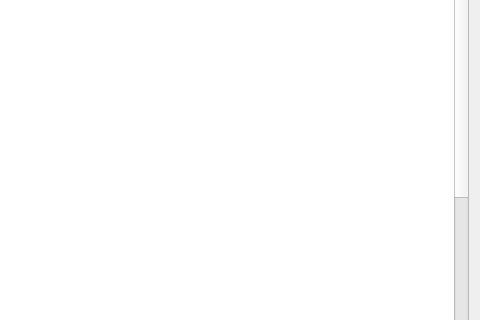
Qt form about.ui (nie11kun/HorizonJuicerCreator) before a commit; both pictures show x 820 to 1300 and y 130 to 450 of the 1300 by 689 pixel window.
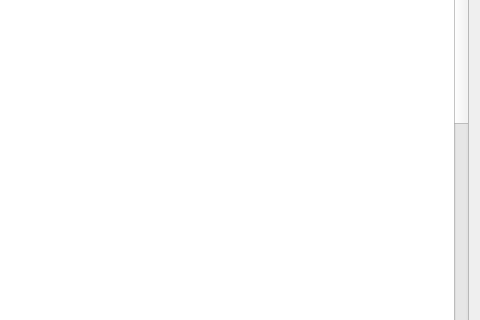
The same form after that commit.

Patch:
```diff
--- a/about.ui
+++ b/about.ui
@@ -81,7 +81,7 @@
 &lt;p style=&quot; margin-top:0px; margin-bottom:0px; margin-left:0px; margin-right:0px; -qt-block-indent:0; text-indent:0px;&quot;&gt;&lt;span style=&quot; font-family:'MS Shell Dlg 2'; font-size:13pt;&quot;&gt;  -若在线帮助hlp进行了修改，需删除`siemens\sinumerik\sys_cache\hmi\`目录下hlp文件夹，重启HMI&lt;/span&gt;&lt;/p&gt;
 &lt;p style=&quot; margin-top:0px; margin-bottom:0px; margin-left:0px; margin-right:0px; -qt-block-indent:0; text-indent:0px;&quot;&gt;&lt;span style=&quot; font-family:'MS Shell Dlg 2'; font-size:13pt;&quot;&gt;  -新版本系统默认 vnc 功能没有初始化密码无法访问，需要将 `sinumerikvnc.ini` 文件放入 `user/system/etc` 文件夹内，重启系统即可&lt;/span&gt;&lt;/p&gt;
 &lt;p style=&quot;-qt-paragraph-type:empty; margin-top:0px; margin-bottom:0px; margin-left:0px; margin-right:0px; -qt-block-indent:0; text-indent:0px; font-family:'MS Shell Dlg 2'; font-size:13pt;&quot;&gt;&lt;br /&gt;&lt;/p&gt;
-&lt;p style=&quot; margin-top:0px; margin-bottom:0px; margin-left:0px; margin-right:0px; -qt-block-indent:0; text-indent:0px;&quot;&gt;&lt;span style=&quot; font-family:'MS Shell Dlg 2'; font-size:13pt;&quot;&gt;隐藏功能激活：&lt;/span&gt;&lt;/p&gt;
+&lt;p style=&quot; margin-top:0px; margin-bottom:0px; margin-left:0px; margin-right:0px; -qt-block-indent:0; text-indent:0px;&quot;&gt;&lt;span style=&quot; font-family:'MS Shell Dlg 2'; font-size:13pt;&quot;&gt;隐藏功能激活：(需在变量表手动修改)&lt;/span&gt;&lt;/p&gt;
 &lt;p style=&quot; margin-top:0px; margin-bottom:0px; margin-left:0px; margin-right:0px; -qt-block-indent:0; text-indent:0px;&quot;&gt;&lt;span style=&quot; font-family:'MS Shell Dlg 2'; font-size:13pt;&quot;&gt;  -通用齿形模块：变量表修改DRESSER[114]=1&lt;/span&gt;&lt;/p&gt;
 &lt;p style=&quot; margin-top:0px; margin-bottom:0px; margin-left:0px; margin-right:0px; -qt-block-indent:0; text-indent:0px;&quot;&gt;&lt;span style=&quot; font-family:'MS Shell Dlg 2'; font-size:13pt;&quot;&gt;  -通用齿形模块齿形右侧高低微调: 变量表修改INI[87], 需要调整接触角但不想改圆弧时可微调此处&lt;/span&gt;&lt;/p&gt;
 &lt;p style=&quot; margin-top:0px; margin-bottom:0px; margin-left:0px; margin-right:0px; -qt-block-indent:0; text-indent:0px;&quot;&gt;&lt;span style=&quot; font-family:'MS Shell Dlg 2'; font-size:13pt;&quot;&gt;  -界面头数修整参数显示：变量表修改WORK[4]=1&lt;/span&gt;&lt;/p&gt;
@@ -94,11 +94,10 @@
 &lt;p style=&quot; margin-top:0px; margin-bottom:0px; margin-left:0px; margin-right:0px; -qt-block-indent:0; text-indent:0px;&quot;&gt;&lt;span style=&quot; font-family:'MS Shell Dlg 2'; font-size:13pt;&quot;&gt;  -修整轮反向旋转：变量表修改INI[155]=1&lt;/span&gt;&lt;/p&gt;
 &lt;p style=&quot; margin-top:0px; margin-bottom:0px; margin-left:0px; margin-right:0px; -qt-block-indent:0; text-indent:0px;&quot;&gt;&lt;span style=&quot; font-family:'MS Shell Dlg 2'; font-size:13pt;&quot;&gt;  -自动对刀测头伸出缩回没有检测开关：变量表修改INI[157]=1&lt;/span&gt;&lt;/p&gt;
 &lt;p style=&quot; margin-top:0px; margin-bottom:0px; margin-left:0px; margin-right:0px; -qt-block-indent:0; text-indent:0px;&quot;&gt;&lt;span style=&quot; font-family:'MS Shell Dlg 2'; font-size:13pt;&quot;&gt;  -转完A轴不关闭液压：变量表修改INI[158]=1&lt;/span&gt;&lt;/p&gt;
-&lt;p style=&quot; margin-top:0px; margin-bottom:0px; margin-left:0px; margin-right:0px; -qt-block-indent:0; text-indent:0px;&quot;&gt;&lt;span style=&quot; font-family:'MS Shell Dlg 2'; font-size:13pt;&quot;&gt;  -使用外部齿形程序：变量表修改DRESSER[139]=1   程序名写入变量表：SHAPE_EXTERNAL&lt;/span&gt;&lt;/p&gt;
-&lt;p style=&quot; margin-top:0px; margin-bottom:0px; margin-left:0px; margin-right:0px; -qt-block-indent:0; text-indent:0px;&quot;&gt;&lt;span style=&quot; font-family:'MS Shell Dlg 2'; font-size:13pt;&quot;&gt;  -C轴设置为主轴模式：变量表修改INI[130]=1  影响环形槽加工指令: DO MOV -&amp;gt; M3&lt;/span&gt;&lt;/p&gt;
+&lt;p style=&quot; margin-top:0px; margin-bottom:0px; margin-left:0px; margin-right:0px; -qt-block-indent:0; text-indent:0px;&quot;&gt;&lt;span style=&quot; font-family:'MS Shell Dlg 2'; font-size:13pt;&quot;&gt;  -使用外部齿形程序：变量表修改DRESSER[139]=1 程序名写入变量表：SHAPE_EXTERNAL&lt;/span&gt;&lt;/p&gt;
+&lt;p style=&quot; margin-top:0px; margin-bottom:0px; margin-left:0px; margin-right:0px; -qt-block-indent:0; text-indent:0px;&quot;&gt;&lt;span style=&quot; font-family:'MS Shell Dlg 2'; font-size:13pt;&quot;&gt;  -C轴设置为主轴模式：变量表修改INI[130]=1 影响环形槽加工指令: DO MOV -&amp;gt; M3&lt;/span&gt;&lt;/p&gt;
 &lt;p style=&quot; margin-top:0px; margin-bottom:0px; margin-left:0px; margin-right:0px; -qt-block-indent:0; text-indent:0px;&quot;&gt;&lt;span style=&quot; font-family:'MS Shell Dlg 2'; font-size:13pt;&quot;&gt;  -磨削中心只磨内磨时结束不返回外磨Z安全位置：变量表修改PROCESS[118]=1&lt;/span&gt;&lt;/p&gt;
-&lt;p style=&quot; margin-top:0px; margin-bottom:0px; margin-left:0px; margin-right:0px; -qt-block-indent:0; text-indent:0px;&quot;&gt;&lt;span style=&quot; font-family:'MS Shell Dlg 2'; font-size:13pt;&quot;&gt;  -内螺纹螺距变换界面开启：变量表修改TOOL_SET[61]=1 (磨削界面显示)&lt;/span&gt;&lt;/p&gt;
-&lt;p style=&quot; margin-top:0px; margin-bottom:0px; margin-left:0px; margin-right:0px; -qt-block-indent:0; text-indent:0px;&quot;&gt;&lt;span style=&quot; font-family:'MS Shell Dlg 2'; font-size:13pt;&quot;&gt;  -内螺纹自动对刀测头测量位置(1工件后/-1工件前) B_MACHINE_INI 修改 TOOL_SET[43]&lt;/span&gt;&lt;/p&gt;
+&lt;p style=&quot; margin-top:0px; margin-bottom:0px; margin-left:0px; margin-right:0px; -qt-block-indent:0; text-indent:0px;&quot;&gt;&lt;span style=&quot; font-family:'MS Shell Dlg 2'; font-size:13pt;&quot;&gt;  -螺距变换界面开启：变量表修改TOOL_SET[61]=1 (磨削界面显示)&lt;/span&gt;&lt;/p&gt;
 &lt;p style=&quot; margin-top:0px; margin-bottom:0px; margin-left:0px; margin-right:0px; -qt-block-indent:0; text-indent:0px;&quot;&gt;&lt;span style=&quot; font-family:'MS Shell Dlg 2'; font-size:13pt;&quot;&gt;  -磨削中心外圆/端面加工时头架旋转方向 变量表修改TECHNOLOGY[230] (0正转/1反转)&lt;/span&gt;&lt;/p&gt;
 &lt;p style=&quot; margin-top:0px; margin-bottom:0px; margin-left:0px; margin-right:0px; -qt-block-indent:0; text-indent:0px;&quot;&gt;&lt;span style=&quot; font-family:'MS Shell Dlg 2'; font-size:13pt;&quot;&gt;  -磨削中心外磨修整器是否液压控制 变量表修改PROCESS[50] (0否1是)&lt;/span&gt;&lt;/p&gt;
 &lt;p style=&quot; margin-top:0px; margin-bottom:0px; margin-left:0px; margin-right:0px; -qt-block-indent:0; text-indent:0px;&quot;&gt;&lt;span style=&quot; font-family:'MS Shell Dlg 2'; font-size:13pt;&quot;&gt;  -磨削中心是否有自动门 变量表修改PROCESS[52] (0否1是)&lt;/span&gt;&lt;/p&gt;
@@ -107,7 +106,29 @@
 &lt;p style=&quot; margin-top:0px; margin-bottom:0px; margin-left:0px; margin-right:0px; -qt-block-indent:0; text-indent:0px;&quot;&gt;&lt;span style=&quot; font-family:'MS Shell Dlg 2'; font-size:13pt;&quot;&gt;  -自动对刀测量是否二次慢速检测(0否1是) 变量表修改INI[159]=1&lt;/span&gt;&lt;/p&gt;
 &lt;p style=&quot; margin-top:0px; margin-bottom:0px; margin-left:0px; margin-right:0px; -qt-block-indent:0; text-indent:0px;&quot;&gt;&lt;span style=&quot; font-family:'MS Shell Dlg 2'; font-size:13pt;&quot;&gt;  -内螺纹反向孔倒角界面开启：变量表修改INI[21]=1 (磨削界面显示)&lt;/span&gt;&lt;/p&gt;
 &lt;p style=&quot; margin-top:0px; margin-bottom:0px; margin-left:0px; margin-right:0px; -qt-block-indent:0; text-indent:0px;&quot;&gt;&lt;span style=&quot; font-family:'MS Shell Dlg 2'; font-size:13pt;&quot;&gt;  -跳过修整中每20次重新运行砂轮转速子程序：变量表修改INI[111]=1&lt;/span&gt;&lt;/p&gt;
-&lt;p style=&quot; margin-top:0px; margin-bottom:0px; margin-left:0px; margin-right:0px; -qt-block-indent:0; text-indent:0px;&quot;&gt;&lt;span style=&quot; font-family:'MS Shell Dlg 2'; font-size:13pt;&quot;&gt;  -内螺纹螺旋退出方式(0退到中心/1后退固定距离)：变量表修改TECHNOLOGY[234] (需先切换到螺旋退出)&lt;/span&gt;&lt;/p&gt;&lt;/body&gt;&lt;/html&gt;</string>
+&lt;p style=&quot; margin-top:0px; margin-bottom:0px; margin-left:0px; margin-right:0px; -qt-block-indent:0; text-indent:0px;&quot;&gt;&lt;span style=&quot; font-family:'MS Shell Dlg 2'; font-size:13pt;&quot;&gt;  -内螺纹螺旋退出方式(0退到中心/1后退固定距离)：变量表修改TECHNOLOGY[234] (需先切换到螺旋退出)&lt;/span&gt;&lt;/p&gt;
+&lt;p style=&quot;-qt-paragraph-type:empty; margin-top:0px; margin-bottom:0px; margin-left:0px; margin-right:0px; -qt-block-indent:0; text-indent:0px; font-family:'MS Shell Dlg 2'; font-size:13pt;&quot;&gt;&lt;br /&gt;&lt;/p&gt;
+&lt;p style=&quot; margin-top:0px; margin-bottom:0px; margin-left:0px; margin-right:0px; -qt-block-indent:0; text-indent:0px;&quot;&gt;&lt;span style=&quot; font-family:'MS Shell Dlg 2'; font-size:13pt;&quot;&gt;B_MACHINE_INI 定义隐藏功能：&lt;/span&gt;&lt;/p&gt;
+&lt;p style=&quot; margin-top:0px; margin-bottom:0px; margin-left:0px; margin-right:0px; -qt-block-indent:0; text-indent:0px;&quot;&gt;&lt;span style=&quot; font-family:'MS Shell Dlg 2'; font-size:13pt;&quot;&gt;  -INI[16]--螺旋升角使能(0没有/1有)&lt;/span&gt;&lt;/p&gt;
+&lt;p style=&quot; margin-top:0px; margin-bottom:0px; margin-left:0px; margin-right:0px; -qt-block-indent:0; text-indent:0px;&quot;&gt;&lt;span style=&quot; font-family:'MS Shell Dlg 2'; font-size:13pt;&quot;&gt;  -INI[36]--砂轮类型选择(0模拟量/1伺服/2异步电机)&lt;/span&gt;&lt;/p&gt;
+&lt;p style=&quot; margin-top:0px; margin-bottom:0px; margin-left:0px; margin-right:0px; -qt-block-indent:0; text-indent:0px;&quot;&gt;&lt;span style=&quot; font-family:'MS Shell Dlg 2'; font-size:13pt;&quot;&gt;  -INI[37]--修整轮类型选择(0模拟量/1伺服2异步电机)&lt;/span&gt;&lt;/p&gt;
+&lt;p style=&quot; margin-top:0px; margin-bottom:0px; margin-left:0px; margin-right:0px; -qt-block-indent:0; text-indent:0px;&quot;&gt;&lt;span style=&quot; font-family:'MS Shell Dlg 2'; font-size:13pt;&quot;&gt;  -INI[69]--是否有自动对刀(0没有/1有)&lt;/span&gt;&lt;/p&gt;
+&lt;p style=&quot; margin-top:0px; margin-bottom:0px; margin-left:0px; margin-right:0px; -qt-block-indent:0; text-indent:0px;&quot;&gt;&lt;span style=&quot; font-family:'MS Shell Dlg 2'; font-size:13pt;&quot;&gt;  -INI[70]--是否有自动门(0没有/1有)&lt;/span&gt;&lt;/p&gt;
+&lt;p style=&quot; margin-top:0px; margin-bottom:0px; margin-left:0px; margin-right:0px; -qt-block-indent:0; text-indent:0px;&quot;&gt;&lt;span style=&quot; font-family:'MS Shell Dlg 2'; font-size:13pt;&quot;&gt;  -INI[78]--有无二次对刀(0没有/1有)&lt;/span&gt;&lt;/p&gt;
+&lt;p style=&quot; margin-top:0px; margin-bottom:0px; margin-left:0px; margin-right:0px; -qt-block-indent:0; text-indent:0px;&quot;&gt;&lt;span style=&quot; font-family:'MS Shell Dlg 2'; font-size:13pt;&quot;&gt;  -INI[79]--程序结束砂轮是否停止(0停/1不停)&lt;/span&gt;&lt;/p&gt;
+&lt;p style=&quot; margin-top:0px; margin-bottom:0px; margin-left:0px; margin-right:0px; -qt-block-indent:0; text-indent:0px;&quot;&gt;&lt;span style=&quot; font-family:'MS Shell Dlg 2'; font-size:13pt;&quot;&gt;  -INI[90]--自动对刀后是否直接磨削(0否1是)&lt;/span&gt;&lt;/p&gt;
+&lt;p style=&quot; margin-top:0px; margin-bottom:0px; margin-left:0px; margin-right:0px; -qt-block-indent:0; text-indent:0px;&quot;&gt;&lt;span style=&quot; font-family:'MS Shell Dlg 2'; font-size:13pt;&quot;&gt;  -INI[88]--新砂轮插补修整模式(0抬齿高/1偏半个砂轮宽度)&lt;/span&gt;&lt;/p&gt;
+&lt;p style=&quot; margin-top:0px; margin-bottom:0px; margin-left:0px; margin-right:0px; -qt-block-indent:0; text-indent:0px;&quot;&gt;&lt;span style=&quot; font-family:'MS Shell Dlg 2'; font-size:13pt;&quot;&gt;  -INI[109]--对刀模式(zc插补0/静止对刀1)&lt;/span&gt;&lt;/p&gt;
+&lt;p style=&quot; margin-top:0px; margin-bottom:0px; margin-left:0px; margin-right:0px; -qt-block-indent:0; text-indent:0px;&quot;&gt;&lt;span style=&quot; font-family:'MS Shell Dlg 2'; font-size:13pt;&quot;&gt;  -TOOL_SET[43]--内螺纹自动对刀测头测量位置(1工件后/-1工件前) 内螺纹独有&lt;/span&gt;&lt;/p&gt;
+&lt;p style=&quot;-qt-paragraph-type:empty; margin-top:0px; margin-bottom:0px; margin-left:0px; margin-right:0px; -qt-block-indent:0; text-indent:0px; font-family:'MS Shell Dlg 2'; font-size:13pt;&quot;&gt;&lt;br /&gt;&lt;/p&gt;
+&lt;p style=&quot; margin-top:0px; margin-bottom:0px; margin-left:0px; margin-right:0px; -qt-block-indent:0; text-indent:0px;&quot;&gt;&lt;span style=&quot; font-family:'MS Shell Dlg 2'; font-size:13pt;&quot;&gt;H_MACHINE_INI定义隐藏功能：(磨削中心独有)&lt;/span&gt;&lt;/p&gt;
+&lt;p style=&quot; margin-top:0px; margin-bottom:0px; margin-left:0px; margin-right:0px; -qt-block-indent:0; text-indent:0px;&quot;&gt;&lt;span style=&quot; font-family:'MS Shell Dlg 2'; font-size:13pt;&quot;&gt;  -INI[91]--外圆砂轮类型选择(0模拟量/1伺服/2异步电机)&lt;/span&gt;&lt;/p&gt;
+&lt;p style=&quot; margin-top:0px; margin-bottom:0px; margin-left:0px; margin-right:0px; -qt-block-indent:0; text-indent:0px;&quot;&gt;&lt;span style=&quot; font-family:'MS Shell Dlg 2'; font-size:13pt;&quot;&gt;  -INI[70]--是否有自动门(0没有/1有)&lt;/span&gt;&lt;/p&gt;
+&lt;p style=&quot; margin-top:0px; margin-bottom:0px; margin-left:0px; margin-right:0px; -qt-block-indent:0; text-indent:0px;&quot;&gt;&lt;span style=&quot; font-family:'MS Shell Dlg 2'; font-size:13pt;&quot;&gt;  -INI[92]--程序结束外圆砂轮是否停止(0立刻停/1低速旋转直到程序结束/2低速旋转程序结束也不停)&lt;/span&gt;&lt;/p&gt;
+&lt;p style=&quot; margin-top:0px; margin-bottom:0px; margin-left:0px; margin-right:0px; -qt-block-indent:0; text-indent:0px;&quot;&gt;&lt;span style=&quot; font-family:'MS Shell Dlg 2'; font-size:13pt;&quot;&gt;  -INI[116]--在线测量FA速度 外圆在线测量独有&lt;/span&gt;&lt;/p&gt;
+&lt;p style=&quot; margin-top:0px; margin-bottom:0px; margin-left:0px; margin-right:0px; -qt-block-indent:0; text-indent:0px;&quot;&gt;&lt;span style=&quot; font-family:'MS Shell Dlg 2'; font-size:13pt;&quot;&gt;  -INI[117]--在线测量F3速度 外圆在线测量独有&lt;/span&gt;&lt;/p&gt;
+&lt;p style=&quot; margin-top:0px; margin-bottom:0px; margin-left:0px; margin-right:0px; -qt-block-indent:0; text-indent:0px;&quot;&gt;&lt;span style=&quot; font-family:'MS Shell Dlg 2'; font-size:13pt;&quot;&gt;  -INI[118]--在线测量F2速度 外圆在线测量独有&lt;/span&gt;&lt;/p&gt;
+&lt;p style=&quot; margin-top:0px; margin-bottom:0px; margin-left:0px; margin-right:0px; -qt-block-indent:0; text-indent:0px;&quot;&gt;&lt;span style=&quot; font-family:'MS Shell Dlg 2'; font-size:13pt;&quot;&gt;  -INI[119]--在线测量延时 外圆在线测量独有&lt;/span&gt;&lt;/p&gt;&lt;/body&gt;&lt;/html&gt;</string>
      </property>
     </widget>
    </item>
```
